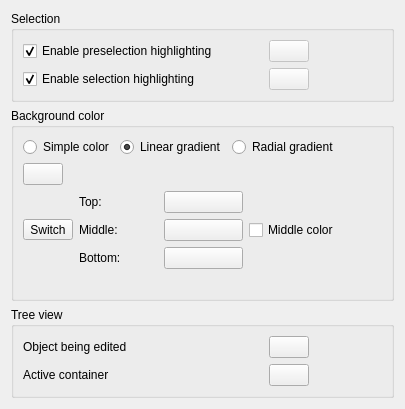
The window that src/Gui/DlgSettingsViewColor.ui (southseact-3d/fcd) describes before a commit, drawn with Qt 5.
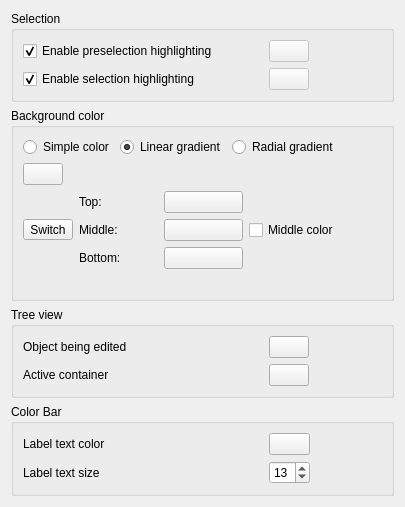
The same window after the commit. Icons and pictures are not drawn. Custom widgets are drawn as their Qt base class.

Commit message:
[Gui] Fix color bar position and text (#10552)
* [Gui] Fix ColorBar position and labelling

* [Gui] Improve formatting

* [Gui] ColorBar adjusts if user squashes window height

* [Gui] Changes following feedback

```diff
--- a/src/Gui/DlgSettingsViewColor.ui
+++ b/src/Gui/DlgSettingsViewColor.ui
@@ -559,7 +559,140 @@
     </widget>
    </item>
    <item>
-    <spacer name="spacer_3">
+    <widget class="QGroupBox" name="groupColorBar">
+     <property name="title">
+      <string>Color Bar</string>
+     </property>
+     <layout class="QGridLayout">
+      <property name="leftMargin">
+       <number>9</number>
+      </property>
+      <property name="topMargin">
+       <number>9</number>
+      </property>
+      <property name="rightMargin">
+       <number>9</number>
+      </property>
+      <property name="bottomMargin">
+       <number>9</number>
+      </property>
+      <property name="spacing">
+       <number>6</number>
+      </property>
+      <item row="0" column="0">
+       <layout class="QGridLayout">
+        <property name="leftMargin">
+         <number>0</number>
+        </property>
+        <property name="topMargin">
+         <number>0</number>
+        </property>
+        <property name="rightMargin">
+         <number>0</number>
+        </property>
+        <property name="bottomMargin">
+         <number>0</number>
+        </property>
+        <property name="spacing">
+         <number>6</number>
+        </property>
+        <item row="0" column="0">
+         <widget class="QLabel" name="label_CbLabelColor">
+          <property name="minimumSize">
+           <size>
+            <width>240</width>
+            <height>0</height>
+           </size>
+          </property>
+          <property name="toolTip">
+           <string/>
+          </property>
+          <property name="text">
+           <string>Label text color</string>
+          </property>
+         </widget>
+        </item>
+        <item row="0" column="1">
+         <widget class="Gui::PrefColorButton" name="CbLabelColor">
+          <property name="enabled">
+           <bool>true</bool>
+          </property>
+          <property name="sizePolicy">
+           <sizepolicy hsizetype="MinimumExpanding" vsizetype="Fixed">
+            <horstretch>0</horstretch>
+            <verstretch>0</verstretch>
+           </sizepolicy>
+          </property>
+          <property name="toolTip">
+           <string>Color Bar (used in Mesh and FEM Wbs) Label text color</string>
+          </property>
+          <property name="color" stdset="0">
+           <color>
+            <red>255</red>
+            <green>255</green>
+            <blue>255</blue>
+           </color>
+          </property>
+          <property name="prefEntry" stdset="0">
+           <cstring>CbLabelColor</cstring>
+          </property>
+          <property name="prefPath" stdset="0">
+           <cstring>View</cstring>
+          </property>
+         </widget>
+        </item>
+        <item row="1" column="0">
+         <widget class="QLabel" name="label_CbLabelTextSize">
+          <property name="text">
+           <string>Label text size</string>
+          </property>
+         </widget>
+        </item>
+        <item row="1" column="1">
+       <widget class="Gui::PrefSpinBox" name="CbLabelTextSize">
+        <property name="toolTip">
+         <string>Color Bar (used in Mesh and FEM Wbs) Label Text Size</string>
+        </property>
+        <property name="alignment">
+         <set>Qt::AlignLeft|Qt::AlignVCenter</set>
+        </property>
+        <property name="minimum">
+         <number>4</number>
+        </property>
+        <property name="maximum">
+         <number>36</number>
+        </property>
+        <property name="value">
+         <number>13</number>
+        </property>
+        <property name="prefEntry" stdset="0">
+         <cstring>CbLabelTextSize</cstring>
+        </property>
+        <property name="prefPath" stdset="0">
+         <cstring>View</cstring>
+        </property>
+       </widget>
+        </item>
+       </layout>
+      </item>
+      <item row="0" column="1">
+       <spacer name="spacer_6">
+        <property name="orientation">
+         <enum>Qt::Horizontal</enum>
+        </property>
+        <property name="sizeHint" stdset="0">
+         <size>
+          <width>20</width>
+          <height>20</height>
+         </size>
+        </property>
+       </spacer>
+      </item>
+     </layout>
+    </widget>
+   </item>
+   <item>
+    <spacer name="spacer_7">
      <property name="orientation">
       <enum>Qt::Vertical</enum>
      </property>
@@ -594,6 +727,11 @@
    <extends>QCheckBox</extends>
    <header>Gui/PrefWidgets.h</header>
   </customwidget>
+  <customwidget>
+   <class>Gui::PrefSpinBox</class>
+   <extends>QSpinBox</extends>
+   <header>Gui/PrefWidgets.h</header>
+  </customwidget>
  </customwidgets>
  <tabstops>
   <tabstop>checkBoxPreselection</tabstop>
```
The commit also changes 3 other files.
